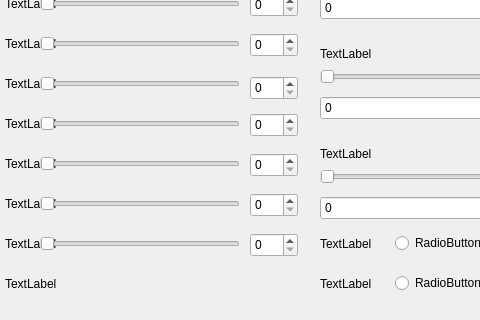
Qt form mainwindow.ui (bdangpic10c/GradeCalculator) before a commit; both pictures show x 0 to 480 and y 130 to 450 of the 570 by 450 pixel window.
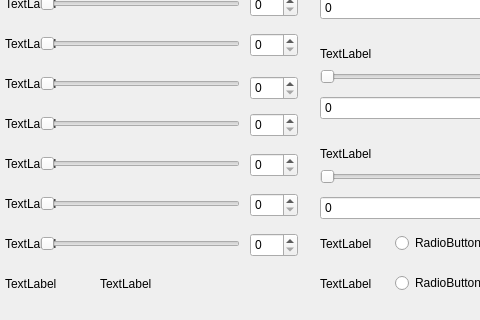
The same form after that commit.

The edit to the form file:
```diff
--- a/mainwindow.ui
+++ b/mainwindow.ui
@@ -498,6 +498,19 @@
      <string>TextLabel</string>
     </property>
    </widget>
+   <widget class="QLabel" name="label_16">
+    <property name="geometry">
+     <rect>
+      <x>100</x>
+      <y>370</y>
+      <width>59</width>
+      <height>16</height>
+     </rect>
+    </property>
+    <property name="text">
+     <string>TextLabel</string>
+    </property>
+   </widget>
   </widget>
   <widget class="QMenuBar" name="menuBar">
    <property name="geometry">
```
